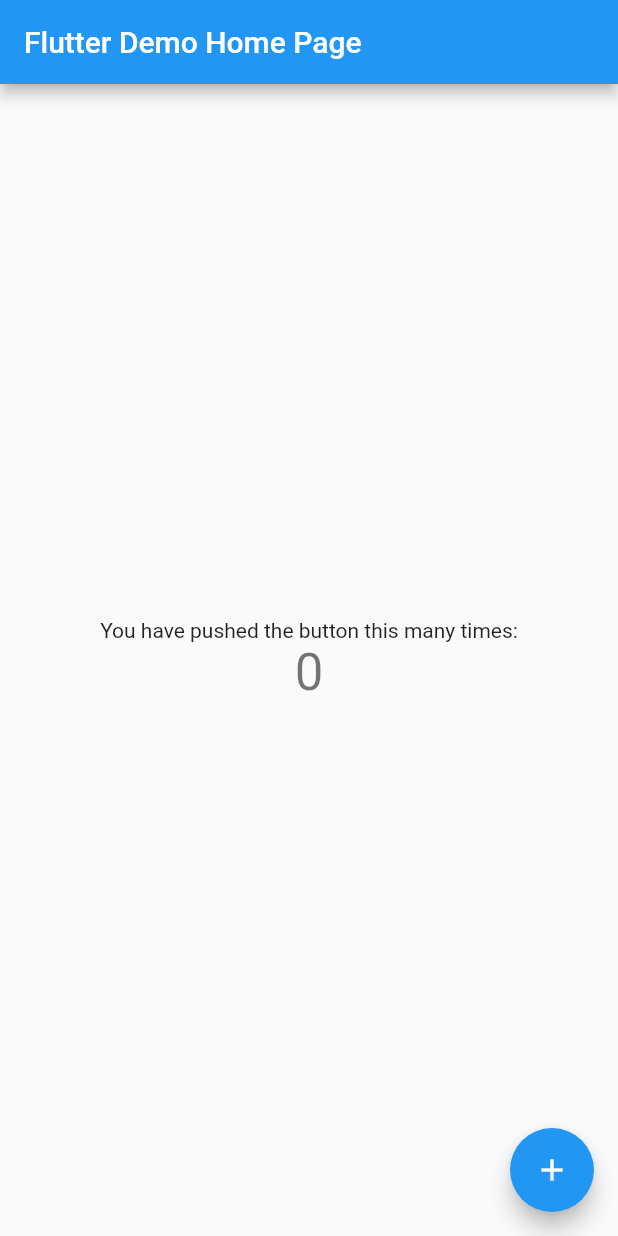
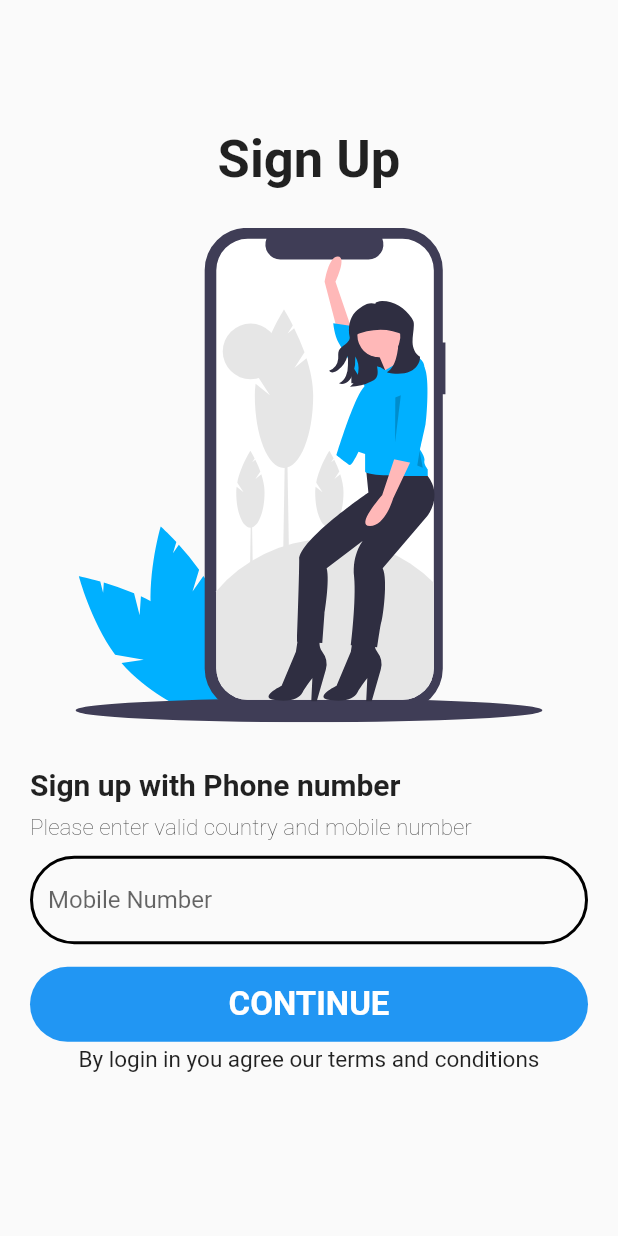
Before and after one commit to AniketSindhu/share_card, a Flutter app: the screen it shows after launch, on a phone screen of 412 x 824 dp. Run offline on Flutter 3.47's test engine with Material 2 defaults, Android fonts, the phone set to English and light mode, and no system bars; drawn by our look-alikes of velocity_x; our stand-ins replace flutter_svg, otp_text_field.

Commit message:
login and otp ui done

```diff
--- a/lib/main.dart
+++ b/lib/main.dart
@@ -1,4 +1,5 @@
 import 'package:flutter/material.dart';
+import 'package:share_card/pages/login.dart';
 
 void main() {
   runApp(MyApp());
@@ -9,7 +10,7 @@
   @override
   Widget build(BuildContext context) {
     return MaterialApp(
-      title: 'Flutter Demo',
+      title: 'Share card',
       theme: ThemeData(
         // This is the theme of your application.
         //
@@ -22,92 +23,7 @@
         // is not restarted.
         primarySwatch: Colors.blue,
       ),
-      home: MyHomePage(title: 'Flutter Demo Home Page'),
+      home: Login(),
     );
   }
 }
-
-class MyHomePage extends StatefulWidget {
-  MyHomePage({Key key, this.title}) : super(key: key);
-
-  // This widget is the home page of your application. It is stateful, meaning
-  // that it has a State object (defined below) that contains fields that affect
-  // how it looks.
-
-  // This class is the configuration for the state. It holds the values (in this
-  // case the title) provided by the parent (in this case the App widget) and
-  // used by the build method of the State. Fields in a Widget subclass are
-  // always marked "final".
-
-  final String title;
-
-  @override
-  _MyHomePageState createState() => _MyHomePageState();
-}
-
-class _MyHomePageState extends State<MyHomePage> {
-  int _counter = 0;
-
-  void _incrementCounter() {
-    setState(() {
-      // This call to setState tells the Flutter framework that something has
-      // changed in this State, which causes it to rerun the build method below
-      // so that the display can reflect the updated values. If we changed
-      // _counter without calling setState(), then the build method would not be
-      // called again, and so nothing would appear to happen.
-      _counter++;
-    });
-  }
-
-  @override
-  Widget build(BuildContext context) {
-    // This method is rerun every time setState is called, for instance as done
-    // by the _incrementCounter method above.
-    //
-    // The Flutter framework has been optimized to make rerunning build methods
-    // fast, so that you can just rebuild anything that needs updating rather
-    // than having to individually change instances of widgets.
-    return Scaffold(
-      appBar: AppBar(
-        // Here we take the value from the MyHomePage object that was created by
-        // the App.build method, and use it to set our appbar title.
-        title: Text(widget.title),
-      ),
-      body: Center(
-        // Center is a layout widget. It takes a single child and positions it
-        // in the middle of the parent.
-        child: Column(
-          // Column is also a layout widget. It takes a list of children and
-          // arranges them vertically. By default, it sizes itself to fit its
-          // children horizontally, and tries to be as tall as its parent.
-          //
-          // Invoke "debug painting" (press "p" in the console, choose the
-          // "Toggle Debug Paint" action from the Flutter Inspector in Android
-          // Studio, or the "Toggle Debug Paint" command in Visual Studio Code)
-          // to see the wireframe for each widget.
-          //
-          // Column has various properties to control how it sizes itself and
-          // how it positions its children. Here we use mainAxisAlignment to
-          // center the children vertically; the main axis here is the vertical
-          // axis because Columns are vertical (the cross axis would be
-          // horizontal).
-          mainAxisAlignment: MainAxisAlignment.center,
-          children: <Widget>[
-            Text(
-              'You have pushed the button this many times:',
-            ),
-            Text(
-              '$_counter',
-              style: Theme.of(context).textTheme.headline4,
-            ),
-          ],
-        ),
-      ),
-      floatingActionButton: FloatingActionButton(
-        onPressed: _incrementCounter,
-        tooltip: 'Increment',
-        child: Icon(Icons.add),
-      ), // This trailing comma makes auto-formatting nicer for build methods.
-    );
-  }
-}
--- /dev/null
+++ b/lib/pages/login.dart
@@ -0,0 +1,60 @@
+import 'package:flutter/material.dart';
+import 'package:share_card/pages/otp.dart';
+import 'package:velocity_x/velocity_x.dart';
+import 'package:flutter_svg/flutter_svg.dart';
+
+class Login extends StatefulWidget {
+  @override
+  _LoginState createState() => _LoginState();
+}
+
+class _LoginState extends State<Login> {
+  @override
+  Widget build(BuildContext context) {
+    return Scaffold(
+      body:VStack([
+        (context.percentHeight*8).heightBox,
+        "Sign Up".text.bold.size(35).makeCentered(),
+        25.heightBox,
+        SvgPicture.asset("assets/login_svg.svg",height: context.percentHeight*40).centered(),
+        30.heightBox,
+        "Sign up with Phone number".text.semiBold.size(20).make(),
+        8.heightBox,
+        "Please enter valid country and mobile number".text.thin.size(15).make(),
+        10.heightBox,
+        TextField(
+          keyboardType: TextInputType.number,
+          decoration: InputDecoration(
+            labelText: "Mobile Number",
+            prefixText: "+65 ",
+            enabledBorder: OutlineInputBorder(
+              borderRadius: BorderRadius.circular(45),
+              borderSide: BorderSide(
+                color: Colors.black,
+                width: 2,
+              ),
+            ),
+            border: OutlineInputBorder(
+              borderRadius: BorderRadius.circular(45),
+              borderSide: BorderSide(
+                color: Colors.black,
+                width: 2,
+              ),
+            ),
+          )
+        ).centered(),
+        15.heightBox,
+        FlatButton(
+          onPressed: (){
+            Navigator.push(context, MaterialPageRoute(builder: (context)=>OTP()));
+          },
+          child: "CONTINUE".text.size(22).semiBold.white.make().py12(),
+          color: Colors.blue,
+          shape: RoundedRectangleBorder(borderRadius: BorderRadius.circular(45)),
+        ).w(double.infinity),
+        3.heightBox,
+        "By login in you agree our terms and conditions".text.size(15).makeCentered(),
+      ],alignment: MainAxisAlignment.center,).p20().centered().scrollVertical()
+    );
+  }
+}
--- a/pubspec.yaml
+++ b/pubspec.yaml
@@ -29,6 +29,8 @@
   # Use with the CupertinoIcons class for iOS style icons.
   cupertino_icons: ^1.0.0
   velocity_x: ^1.0.1
+  flutter_svg: ^0.19.2+1
+  otp_text_field: ^1.0.1
 
 dev_dependencies:
   flutter_test:
@@ -46,8 +48,8 @@
   uses-material-design: true
 
   # To add assets to your application, add an assets section, like this:
-  # assets:
-  #   - images/a_dot_burr.jpeg
+  assets:
+    - assets/
   #   - images/a_dot_ham.jpeg
 
   # An image asset can refer to one or more resolution-specific "variants", see
```
Also changed, not shown: lib/pages/otp.dart (added, +44 -0 lines), assets/login_svg.svg (added), assets/otp.svg (added), lib/pages/homepage.dart (added), pubspec.lock.
